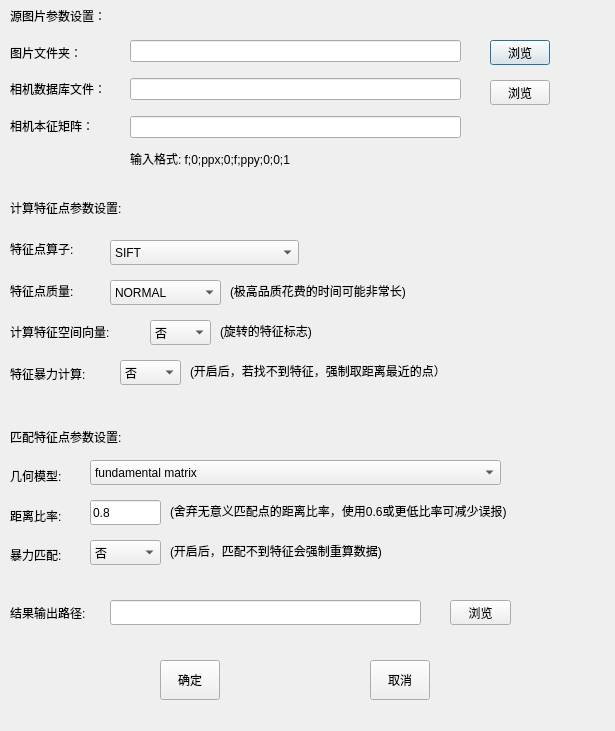
zxczhai/OpenScan3D, file dialog_featurematch.ui: the form before one commit.
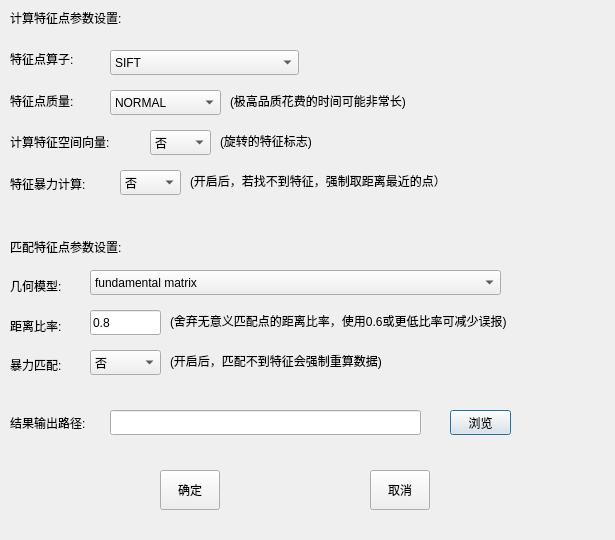
The form after the commit.

The edit to the form file:
```diff
--- a/dialog_featurematch.ui
+++ b/dialog_featurematch.ui
@@ -7,83 +7,17 @@
     <x>0</x>
     <y>0</y>
     <width>615</width>
-    <height>731</height>
+    <height>540</height>
    </rect>
   </property>
   <property name="windowTitle">
    <string>Dialog</string>
   </property>
-  <widget class="QWidget" name="verticalLayoutWidget">
-   <property name="geometry">
-    <rect>
-     <x>10</x>
-     <y>0</y>
-     <width>122</width>
-     <height>141</height>
-    </rect>
-   </property>
-   <layout class="QVBoxLayout" name="verticalLayout_4">
-    <item>
-     <widget class="QLabel" name="label">
-      <property name="text">
-       <string>源图片参数设置：</string>
-      </property>
-     </widget>
-    </item>
-    <item>
-     <widget class="QLabel" name="label_2">
-      <property name="text">
-       <string>图片文件夹：</string>
-      </property>
-     </widget>
-    </item>
-    <item>
-     <widget class="QLabel" name="label_13">
-      <property name="text">
-       <string>相机数据库文件：</string>
-      </property>
-     </widget>
-    </item>
-    <item>
-     <widget class="QLabel" name="label_3">
-      <property name="text">
-       <string>相机本征矩阵：</string>
-      </property>
-     </widget>
-    </item>
-   </layout>
-  </widget>
-  <widget class="QPushButton" name="pushButton_browseInputDir">
-   <property name="geometry">
-    <rect>
-     <x>490</x>
-     <y>40</y>
-     <width>60</width>
-     <height>25</height>
-    </rect>
-   </property>
-   <property name="text">
-    <string>浏览</string>
-   </property>
-  </widget>
-  <widget class="QLabel" name="label_4">
-   <property name="geometry">
-    <rect>
-     <x>130</x>
-     <y>150</y>
-     <width>211</width>
-     <height>17</height>
-    </rect>
-   </property>
-   <property name="text">
-    <string>输入格式: f;0;ppx;0;f;ppy;0;0;1</string>
-   </property>
-  </widget>
   <widget class="QWidget" name="verticalLayoutWidget_2">
    <property name="geometry">
     <rect>
      <x>10</x>
-     <y>190</y>
+     <y>0</y>
      <width>151</width>
      <height>201</height>
     </rect>
@@ -126,32 +60,11 @@
     </item>
    </layout>
   </widget>
-  <widget class="QWidget" name="verticalLayoutWidget_3">
-   <property name="geometry">
-    <rect>
-     <x>130</x>
-     <y>30</y>
-     <width>331</width>
-     <height>121</height>
-    </rect>
-   </property>
-   <layout class="QVBoxLayout" name="verticalLayout_2">
-    <item>
-     <widget class="QLineEdit" name="lineEdit_inputDir"/>
-    </item>
-    <item>
-     <widget class="QLineEdit" name="lineEdit_databaseDir"/>
-    </item>
-    <item>
-     <widget class="QLineEdit" name="lineEdit_eigenMatrix"/>
-    </item>
-   </layout>
-  </widget>
   <widget class="QLabel" name="label_8">
    <property name="geometry">
     <rect>
      <x>230</x>
-     <y>280</y>
+     <y>90</y>
      <width>231</width>
      <height>21</height>
     </rect>
@@ -164,7 +77,7 @@
    <property name="geometry">
     <rect>
      <x>110</x>
-     <y>280</y>
+     <y>90</y>
      <width>111</width>
      <height>25</height>
     </rect>
@@ -189,7 +102,7 @@
    <property name="geometry">
     <rect>
      <x>110</x>
-     <y>240</y>
+     <y>50</y>
      <width>189</width>
      <height>25</height>
     </rect>
@@ -219,7 +132,7 @@
    <property name="geometry">
     <rect>
      <x>150</x>
-     <y>320</y>
+     <y>130</y>
      <width>61</width>
      <height>25</height>
     </rect>
@@ -239,7 +152,7 @@
    <property name="geometry">
     <rect>
      <x>120</x>
-     <y>360</y>
+     <y>170</y>
      <width>61</width>
      <height>25</height>
     </rect>
@@ -259,7 +172,7 @@
    <property name="geometry">
     <rect>
      <x>220</x>
-     <y>320</y>
+     <y>130</y>
      <width>121</width>
      <height>21</height>
     </rect>
@@ -272,7 +185,7 @@
    <property name="geometry">
     <rect>
      <x>190</x>
-     <y>360</y>
+     <y>170</y>
      <width>321</width>
      <height>21</height>
     </rect>
@@ -285,7 +198,7 @@
    <property name="geometry">
     <rect>
      <x>10</x>
-     <y>420</y>
+     <y>230</y>
      <width>141</width>
      <height>151</height>
     </rect>
@@ -325,7 +238,7 @@
    <property name="geometry">
     <rect>
      <x>90</x>
-     <y>460</y>
+     <y>270</y>
      <width>411</width>
      <height>25</height>
     </rect>
@@ -365,7 +278,7 @@
    <property name="geometry">
     <rect>
      <x>90</x>
-     <y>500</y>
+     <y>310</y>
      <width>71</width>
      <height>25</height>
     </rect>
@@ -378,7 +291,7 @@
    <property name="geometry">
     <rect>
      <x>90</x>
-     <y>540</y>
+     <y>350</y>
      <width>71</width>
      <height>25</height>
     </rect>
@@ -398,7 +311,7 @@
    <property name="geometry">
     <rect>
      <x>170</x>
-     <y>540</y>
+     <y>350</y>
      <width>271</width>
      <height>21</height>
     </rect>
@@ -411,7 +324,7 @@
    <property name="geometry">
     <rect>
      <x>170</x>
-     <y>500</y>
+     <y>310</y>
      <width>431</width>
      <height>21</height>
     </rect>
@@ -424,7 +337,7 @@
    <property name="geometry">
     <rect>
      <x>10</x>
-     <y>592</y>
+     <y>402</y>
      <width>111</width>
      <height>41</height>
     </rect>
@@ -437,7 +350,7 @@
    <property name="geometry">
     <rect>
      <x>110</x>
-     <y>600</y>
+     <y>410</y>
      <width>311</width>
      <height>25</height>
     </rect>
@@ -447,7 +360,7 @@
    <property name="geometry">
     <rect>
      <x>450</x>
-     <y>600</y>
+     <y>410</y>
      <width>61</width>
      <height>25</height>
     </rect>
@@ -460,7 +373,7 @@
    <property name="geometry">
     <rect>
      <x>160</x>
-     <y>660</y>
+     <y>470</y>
      <width>60</width>
      <height>40</height>
     </rect>
@@ -473,7 +386,7 @@
    <property name="geometry">
     <rect>
      <x>370</x>
-     <y>660</y>
+     <y>470</y>
      <width>60</width>
      <height>40</height>
     </rect>
@@ -482,19 +395,6 @@
     <string>取消</string>
    </property>
   </widget>
-  <widget class="QPushButton" name="pushButton_browseDatabaseDir">
-   <property name="geometry">
-    <rect>
-     <x>490</x>
-     <y>80</y>
-     <width>60</width>
-     <height>25</height>
-    </rect>
-   </property>
-   <property name="text">
-    <string>浏览</string>
-   </property>
-  </widget>
  </widget>
  <resources/>
  <connections/>
```
